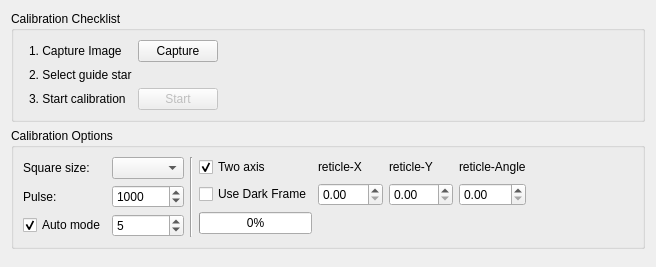
First picture: the form in kstars/ekos/guide/rcalibration.ui, repository KDE/kstars, before the edit.
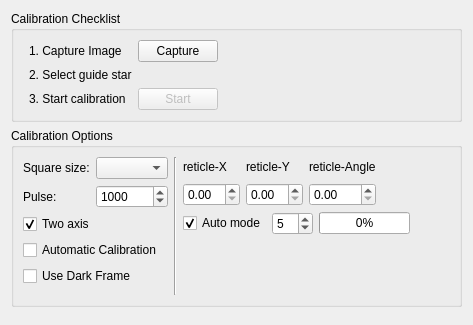
Second picture: the form after the edit. Custom widgets are drawn as their Qt base class.

Patch:
```diff
--- a/kstars/ekos/guide/rcalibration.ui
+++ b/kstars/ekos/guide/rcalibration.ui
@@ -6,8 +6,8 @@
    <rect>
     <x>0</x>
     <y>0</y>
-    <width>656</width>
-    <height>267</height>
+    <width>459</width>
+    <height>325</height>
    </rect>
   </property>
   <property name="minimumSize">
@@ -16,7 +16,7 @@
     <height>0</height>
    </size>
   </property>
-  <layout class="QVBoxLayout" name="verticalLayout">
+  <layout class="QVBoxLayout" name="verticalLayout_4">
    <item>
     <widget class="QGroupBox" name="groupBox_3">
      <property name="title">
@@ -137,7 +137,9 @@
      <property name="title">
       <string>Calibration Options</string>
      </property>
-     <layout class="QHBoxLayout" name="horizontalLayout">
+     <layout class="QHBoxLayout" name="horizontalLayout_2">
+      <item>
+       <layout class="QVBoxLayout" name="verticalLayout_3">
       <item>
        <layout class="QGridLayout" name="gridLayout_2">
         <item row="0" column="0">
@@ -173,28 +175,57 @@
           </property>
          </widget>
         </item>
-        <item row="2" column="0">
-         <widget class="QCheckBox" name="checkBox_AutoMode">
+         </layout>
+        </item>
+        <item>
+         <layout class="QVBoxLayout" name="verticalLayout_2">
+          <item>
+           <widget class="QCheckBox" name="twoAxisCheck">
           <property name="text">
-           <string>Auto mode</string>
+             <string>Two axis</string>
           </property>
           <property name="checked">
            <bool>true</bool>
           </property>
          </widget>
         </item>
-        <item row="2" column="1">
-         <widget class="QSpinBox" name="spinBox_DriftTime">
-          <property name="minimum">
-           <number>3</number>
-          </property>
-          <property name="maximum">
-           <number>10</number>
-          </property>
-          <property name="value">
-           <number>5</number>
-          </property>
-         </widget>
+          <item>
+           <widget class="QCheckBox" name="autoCalibrationCheck">
+            <property name="toolTip">
+             <string>Automatically select the calibration star</string>
+            </property>
+            <property name="text">
+             <string>Automatic Calibration</string>
+            </property>
+            <property name="checked">
+             <bool>false</bool>
+            </property>
+           </widget>
+          </item>
+          <item>
+           <widget class="QCheckBox" name="darkFrameCheck">
+            <property name="text">
+             <string>Use Dark Frame</string>
+            </property>
+            <property name="checked">
+             <bool>false</bool>
+            </property>
+           </widget>
+          </item>
+          <item>
+           <spacer name="verticalSpacer_3">
+            <property name="orientation">
+             <enum>Qt::Vertical</enum>
+            </property>
+            <property name="sizeHint" stdset="0">
+             <size>
+              <width>20</width>
+              <height>40</height>
+             </size>
+            </property>
+           </spacer>
+          </item>
+         </layout>
         </item>
        </layout>
       </item>
@@ -206,62 +237,97 @@
        </widget>
       </item>
       <item>
+       <layout class="QVBoxLayout" name="verticalLayout">
+        <item>
        <layout class="QGridLayout" name="gridLayout_3">
-        <item row="0" column="0">
-         <widget class="QCheckBox" name="checkBox_TwoAxis">
-          <property name="text">
-           <string>Two axis</string>
-          </property>
-          <property name="checked">
-           <bool>true</bool>
-          </property>
-         </widget>
-        </item>
-        <item row="0" column="1">
+          <item row="1" column="0">
+           <widget class="QDoubleSpinBox" name="spinBox_ReticleX"/>
+          </item>
+          <item row="0" column="0">
          <widget class="QLabel" name="l_26">
           <property name="text">
            <string>reticle-X</string>
           </property>
          </widget>
         </item>
-        <item row="0" column="2">
+          <item row="0" column="1">
          <widget class="QLabel" name="l_27">
           <property name="text">
            <string>reticle-Y</string>
           </property>
          </widget>
         </item>
-        <item row="0" column="3">
+          <item row="1" column="1">
+           <widget class="QDoubleSpinBox" name="spinBox_ReticleY"/>
+          </item>
+          <item row="0" column="2">
          <widget class="QLabel" name="l_28">
           <property name="text">
            <string>reticle-Angle</string>
           </property>
          </widget>
         </item>
-        <item row="1" column="0">
-         <widget class="QCheckBox" name="checkBox_DarkFrame">
-          <property name="text">
-           <string>Use Dark Frame</string>
-          </property>
-          <property name="checked">
-           <bool>false</bool>
-          </property>
-         </widget>
-        </item>
-        <item row="1" column="1">
-         <widget class="QDoubleSpinBox" name="spinBox_ReticleX"/>
-        </item>
         <item row="1" column="2">
-         <widget class="QDoubleSpinBox" name="spinBox_ReticleY"/>
-        </item>
-        <item row="1" column="3">
          <widget class="QDoubleSpinBox" name="spinBox_ReticleAngle">
           <property name="maximum">
            <double>100.000000000000000</double>
           </property>
          </widget>
         </item>
-        <item row="2" column="0">
+          <item row="1" column="3">
+           <spacer name="horizontalSpacer">
+            <property name="orientation">
+             <enum>Qt::Horizontal</enum>
+            </property>
+            <property name="sizeHint" stdset="0">
+             <size>
+              <width>40</width>
+              <height>20</height>
+             </size>
+            </property>
+           </spacer>
+          </item>
+          <item row="0" column="3">
+           <spacer name="horizontalSpacer_2">
+            <property name="orientation">
+             <enum>Qt::Horizontal</enum>
+            </property>
+            <property name="sizeHint" stdset="0">
+             <size>
+              <width>40</width>
+              <height>20</height>
+             </size>
+            </property>
+           </spacer>
+          </item>
+         </layout>
+        </item>
+        <item>
+         <layout class="QHBoxLayout" name="horizontalLayout">
+          <item>
+           <widget class="QCheckBox" name="autoModeCheck">
+            <property name="text">
+             <string>Auto mode</string>
+            </property>
+            <property name="checked">
+             <bool>true</bool>
+            </property>
+           </widget>
+          </item>
+          <item>
+           <widget class="QSpinBox" name="spinBox_DriftTime">
+            <property name="minimum">
+             <number>3</number>
+            </property>
+            <property name="maximum">
+             <number>10</number>
+            </property>
+            <property name="value">
+             <number>5</number>
+            </property>
+           </widget>
+          </item>
+          <item>
          <widget class="QProgressBar" name="progressBar">
           <property name="enabled">
            <bool>true</bool>
@@ -280,18 +346,18 @@
           </property>
          </widget>
         </item>
-        <item row="2" column="1" colspan="3">
-         <spacer name="horizontalSpacer">
+          <item>
+           <spacer name="horizontalSpacer_3">
           <property name="orientation">
            <enum>Qt::Horizontal</enum>
           </property>
           <property name="sizeType">
-           <enum>QSizePolicy::Minimum</enum>
+             <enum>QSizePolicy::MinimumExpanding</enum>
           </property>
           <property name="sizeHint" stdset="0">
            <size>
-            <width>208</width>
-            <height>17</height>
+              <width>40</width>
+              <height>20</height>
            </size>
           </property>
          </spacer>
@@ -299,17 +365,19 @@
        </layout>
       </item>
       <item>
-       <spacer name="horizontalSpacer_2">
+         <spacer name="verticalSpacer_2">
         <property name="orientation">
-         <enum>Qt::Horizontal</enum>
+           <enum>Qt::Vertical</enum>
         </property>
         <property name="sizeHint" stdset="0">
          <size>
-          <width>75</width>
-          <height>20</height>
+            <width>20</width>
+            <height>40</height>
          </size>
         </property>
        </spacer>
+        </item>
+       </layout>
       </item>
      </layout>
     </widget>
```
Lines whose indentation alone changed are shown as unchanged.
